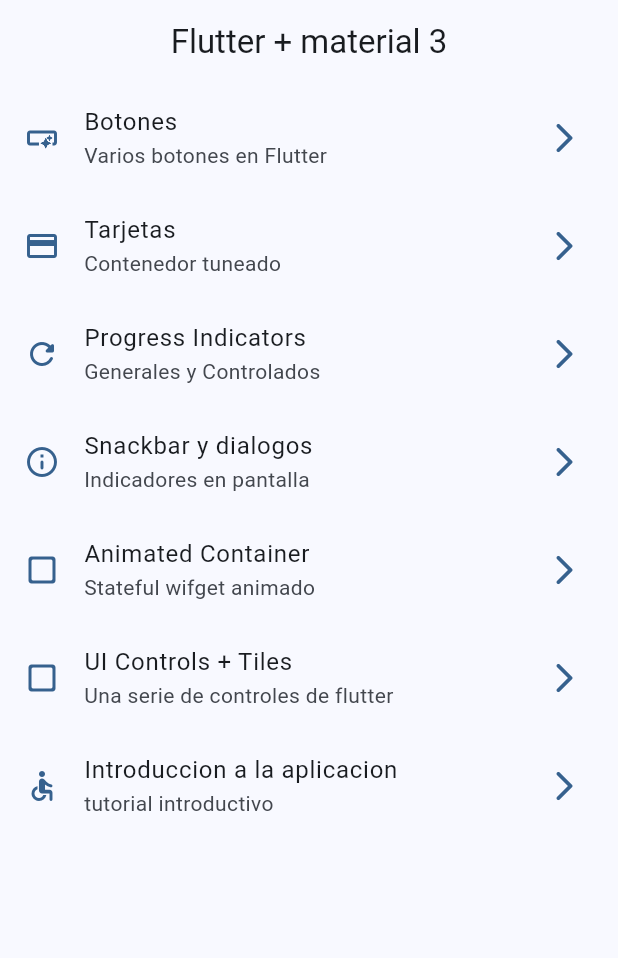
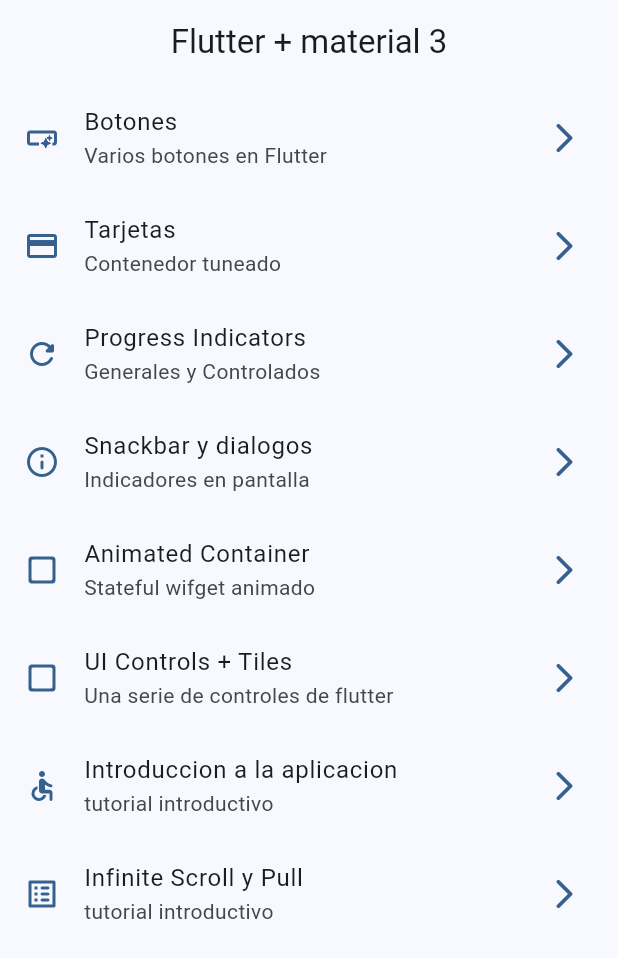
Before and after one commit to ebertmillar/widgets_app, a Flutter app: the screen it shows after launch, on a phone screen of 412 x 824 dp. Shown: the top 958 px of the screen. Run offline on Flutter 3.47's test engine with Material 3 defaults, Android fonts, the phone set to English and light mode, and no system bars; our stand-ins replace animate_do, go_router.

Commit message:
infiniteScroll inicio

```diff
--- a/lib/config/router/app_router.dart
+++ b/lib/config/router/app_router.dart
@@ -53,5 +53,11 @@ final appRouter = GoRouter(
       name: AppTutorialScreen.name,
       builder: (context, state) => const AppTutorialScreen(),
     ),
+
+    GoRoute(
+      path: '/infinite',
+      name: InfiniteScrollScreen.name,
+      builder: (context, state) => const InfiniteScrollScreen(),
+    ),
   ],
 );
--- a/lib/config/theme/menu/menu_items.dart
+++ b/lib/config/theme/menu/menu_items.dart
@@ -61,6 +61,13 @@ class MenuItems {
       subTitle: 'tutorial introductivo',
       link: '/tutorial',
       icon: Icons.accessible_rounded
+    ),
+
+    MenuItems(
+      tittle: 'Infinite Scroll y Pull',
+      subTitle: 'tutorial introductivo',
+      link: '/infinite',
+      icon: Icons.list_alt_rounded
     )
 
  ];
```
Also changed, not shown: lib/presentation/screens/infinite_scroll/infinite_scroll_screen.dart (+38 -2 lines).
